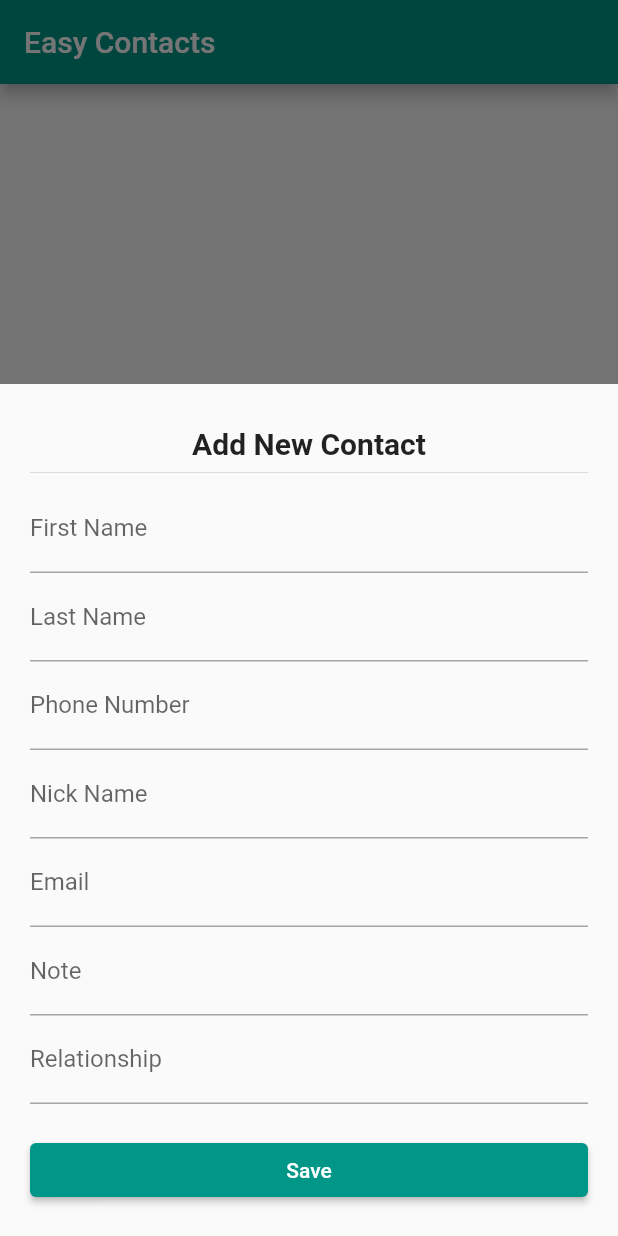
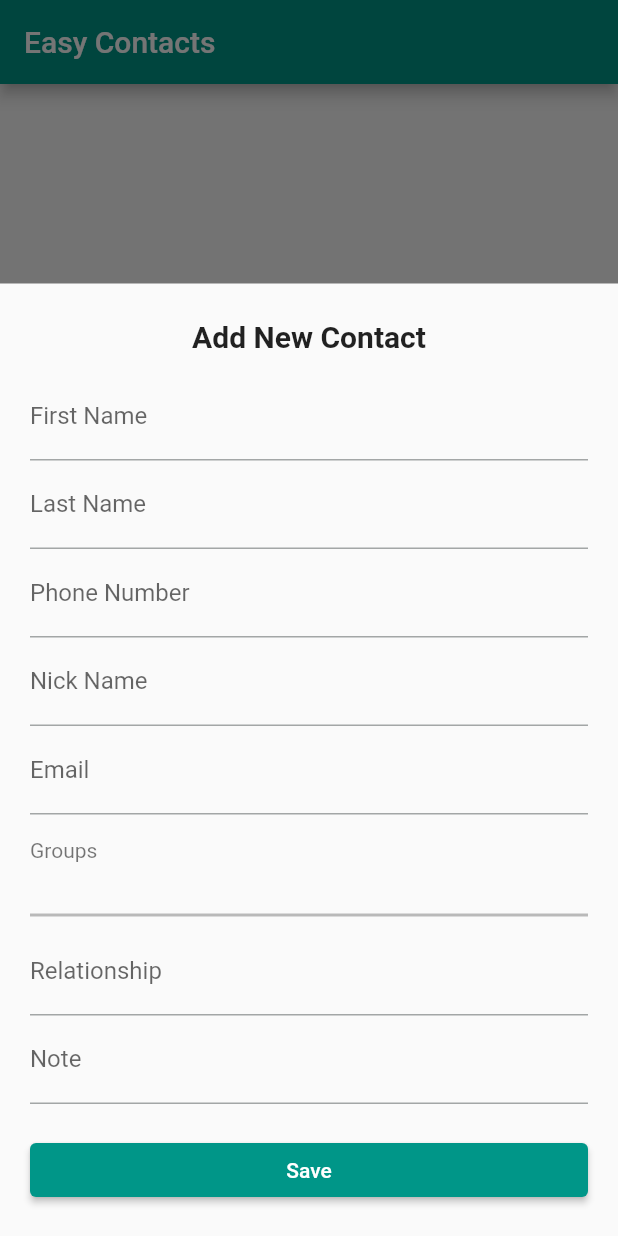
Before and after one commit to sharmadhiraj/Easy-Contacts, a Flutter app: the screen it shows after launch, after a tap on the "add" icon, on a phone screen of 412 x 824 dp. Run offline on Flutter 3.47's test engine with Material 3 defaults, Android fonts, the light colour scheme and no system bars; our stand-ins replace fluttertoast, get_it, go_router, hive_flutter, stacked; accounts and stored records are empty.

Commit message:
Implement groups feature.

```diff
--- a/lib/app/hive.dart
+++ b/lib/app/hive.dart
@@ -1,9 +1,11 @@
-import 'package:easy_contacts/models/contact.adapter.dart';
+import 'package:easy_contacts/models/contact.dart';
+import 'package:easy_contacts/models/group.dart';
 import 'package:easy_contacts/utils/constant.dart';
 import 'package:hive_flutter/hive_flutter.dart';
 
 Future<void> initHive() async {
   await Hive.initFlutter();
   Hive.registerAdapter(ContactAdapter());
+  Hive.registerAdapter(GroupAdapter());
   await Hive.openBox(Constant.contactsHiveBoxName);
 }
--- a/lib/app/locator.dart
+++ b/lib/app/locator.dart
@@ -1,5 +1,7 @@
 import 'package:easy_contacts/services/contacts.service.dart';
+import 'package:easy_contacts/services/groups.service.dart';
 import 'package:easy_contacts/view_models/contacts.viewmodel.dart';
+import 'package:easy_contacts/view_models/groups.viewmodel.dart';
 import 'package:get_it/get_it.dart';
 
 final GetIt locator = GetIt.instance;
@@ -7,4 +9,6 @@ final GetIt locator = GetIt.instance;
 void setupLocator() {
   locator.registerLazySingleton(() => ContactsService());
   locator.registerLazySingleton(() => ContactsViewModel());
+  locator.registerLazySingleton(() => GroupsService());
+  locator.registerLazySingleton(() => GroupsViewModel());
 }
--- a/lib/app/route.dart
+++ b/lib/app/route.dart
@@ -1,5 +1,6 @@
 import 'package:easy_contacts/ui/screens/contact_detail.dart';
 import 'package:easy_contacts/ui/screens/contacts.dart';
+import 'package:easy_contacts/ui/screens/groups.dart';
 import 'package:go_router/go_router.dart';
 
 class AppRouter {
@@ -18,6 +19,11 @@ class AppRouter {
           id: state.extra as String,
         ),
       ),
+      GoRoute(
+        name: AppRoute.groups.name,
+        path: AppRoute.groups.path,
+        builder: (context, state) => const GroupsScreen(),
+      ),
     ],
   );
 
@@ -32,6 +38,10 @@ enum AppRoute {
   contactDetail(
     name: "contact_detail",
     path: "/contact_detail",
+  ),
+  groups(
+    name: "groups",
+    path: "/groups",
   );
 
   const AppRoute({required this.name, required this.path});
--- a/lib/app/theme.dart
+++ b/lib/app/theme.dart
@@ -2,7 +2,6 @@ import 'package:easy_contacts/utils/constant.dart';
 import 'package:flutter/material.dart';
 
 ThemeData buildThemeData() {
-  //TODO implement dark theme feature
   return ThemeData(
     colorScheme: ColorScheme.fromSeed(
       seedColor: Constant.primaryColor,
--- /dev/null
+++ b/lib/models/group.dart
@@ -0,0 +1,30 @@
+import 'package:hive_flutter/hive_flutter.dart';
+
+class Group {
+  final String id;
+  String name;
+
+  Group({
+    required this.id,
+    required this.name,
+  });
+}
+
+class GroupAdapter extends TypeAdapter<Group> {
+  @override
+  final int typeId = 2;
+
+  @override
+  Group read(BinaryReader reader) {
+    return Group(
+      id: reader.readString(),
+      name: reader.readString(),
+    );
+  }
+
+  @override
+  void write(BinaryWriter writer, Group obj) {
+    writer.writeString(obj.id);
+    writer.writeString(obj.name);
+  }
+}
--- /dev/null
+++ b/lib/services/groups.service.dart
@@ -0,0 +1,35 @@
+import 'package:easy_contacts/models/group.dart';
+import 'package:easy_contacts/utils/constant.dart';
+import 'package:hive_flutter/hive_flutter.dart';
+import 'package:stacked/stacked.dart';
+
+class GroupsService with ListenableServiceMixin {
+  final _groups = ReactiveValue<List<Group>>(
+    Hive.box(Constant.contactsHiveBoxName).get(
+      Constant.groupsHiveKeyName,
+      defaultValue: [],
+    ).cast<Group>(),
+  );
+
+  List<Group> get groups => _groups.value;
+
+  GroupsService() {
+    listenToReactiveValues([_groups]);
+  }
+
+  void _saveToHive() => Hive.box(Constant.contactsHiveBoxName)
+      .put(Constant.groupsHiveKeyName, _groups.value);
+
+  void newGroup(Group group) {
+    _groups.value.add(group);
+    _saveToHive();
+    notifyListeners();
+  }
+
+  List<Group> getGroupByIds(List<String> ids) {
+    final List<Group> selectedGroups =
+        _groups.value.where((group) => ids.contains(group.id)).toList();
+    selectedGroups.sort((a, b) => a.name.compareTo(b.name));
+    return selectedGroups;
+  }
+}
--- a/lib/ui/screens/contacts.dart
+++ b/lib/ui/screens/contacts.dart
@@ -2,6 +2,7 @@ import 'package:easy_contacts/app/locator.dart';
 import 'package:easy_contacts/app/route.dart';
 import 'package:easy_contacts/models/contact.dart';
 import 'package:easy_contacts/ui/widgets/add_edit_contact.dart';
+import 'package:easy_contacts/ui/widgets/empty_list_label.dart';
 import 'package:easy_contacts/ui/widgets/search_input.dart';
 import 'package:easy_contacts/utils/constant.dart';
 import 'package:easy_contacts/view_models/contacts.viewmodel.dart';
@@ -45,30 +46,16 @@ class ContactsScreen extends StatelessWidget {
   }
 
   Widget _buildNoContacts() {
-    return const Center(
-      child: Padding(
-        padding: EdgeInsets.all(16),
-        child: Text(
-          "You currently have no contacts.\n"
+    return const EmptyListLabel(
+      message: "You currently have no contacts.\n"
           "Tap the '+' button in the bottom corner to create a new contact.",
-          textAlign: TextAlign.center,
-          style: TextStyle(color: Colors.grey),
-        ),
-      ),
     );
   }
 
   Widget _buildNoResults() {
-    return const Center(
-      child: Padding(
-        padding: EdgeInsets.all(16),
-        child: Text(
-          "Your search returned no contacts.\n"
+    return const EmptyListLabel(
+      message: "Your search returned no contacts.\n"
           "Please try searching with a different name.",
-          textAlign: TextAlign.center,
-          style: TextStyle(color: Colors.grey),
-        ),
-      ),
     );
   }
 
--- a/lib/ui/widgets/add_edit_contact.dart
+++ b/lib/ui/widgets/add_edit_contact.dart
@@ -1,9 +1,13 @@
 import 'package:easy_contacts/app/locator.dart';
+import 'package:easy_contacts/app/route.dart';
 import 'package:easy_contacts/models/contact.dart';
 import 'package:easy_contacts/utils/common.dart';
 import 'package:easy_contacts/utils/toast.dart';
 import 'package:easy_contacts/view_models/contacts.viewmodel.dart';
+import 'package:easy_contacts/view_models/groups.viewmodel.dart';
 import 'package:flutter/material.dart';
+import 'package:go_router/go_router.dart';
+import 'package:stacked/stacked.dart';
 
 class AddEditContactWidget extends StatefulWidget {
   const AddEditContactWidget({this.contact, Key? key}) : super(key: key);
@@ -31,8 +35,8 @@ class _AddEditContactWidgetState extends State<AddEditContactWidget> {
   final TextEditingController _phoneController = TextEditingController();
   final TextEditingController _nickNameController = TextEditingController();
   final TextEditingController _emailController = TextEditingController();
+  final TextEditingController _relationshipController = TextEditingController();
   final TextEditingController _noteController = TextEditingController();
-  final TextEditingController _relationshipController = TextEditingController();
 
   @override
   void initState() {
@@ -50,17 +54,17 @@ class _AddEditContactWidgetState extends State<AddEditContactWidget> {
           crossAxisAlignment: CrossAxisAlignment.stretch,
           mainAxisSize: MainAxisSize.min,
           children: [
-            const SizedBox(height: 8),
-            const Center(
+            const SizedBox(height: 4),
+            Center(
               child: Text(
-                "Add New Contact",
-                style: TextStyle(
+                widget.contact == null ? "Add New Contact" : "Update Contact",
+                style: const TextStyle(
                   fontSize: 20,
                   fontWeight: FontWeight.bold,
                 ),
               ),
             ),
-            const Divider(),
+            const SizedBox(height: 12),
             TextFormField(
               controller: _firstNameController,
               keyboardType: TextInputType.name,
@@ -89,17 +93,18 @@ class _AddEditContactWidgetState extends State<AddEditContactWidget> {
               keyboardType: TextInputType.emailAddress,
               decoration: const InputDecoration(labelText: "Email"),
             ),
+            _buildGroupSelector(),
+            TextFormField(
+              controller: _relationshipController,
+              keyboardType: TextInputType.text,
+              textCapitalization: TextCapitalization.words,
+              decoration: const InputDecoration(labelText: "Relationship"),
+            ),
             TextFormField(
               controller: _noteController,
               keyboardType: TextInputType.text,
               textCapitalization: TextCapitalization.sentences,
               decoration: const InputDecoration(labelText: "Note"),
-            ),
-            TextFormField(
-              controller: _relationshipController,
-              keyboardType: TextInputType.text,
-              textCapitalization: TextCapitalization.words,
-              decoration: const InputDecoration(labelText: "Relationship"),
             ),
             const SizedBox(height: 20),
             ElevatedButton(
@@ -112,7 +117,46 @@ class _AddEditContactWidgetState extends State<AddEditContactWidget> {
     );
   }
 
+  Widget _buildGroupSelector() {
+    return ViewModelBuilder<GroupsViewModel>.reactive(
+      viewModelBuilder: () => locator<GroupsViewModel>(),
+      disposeViewModel: false,
+      builder: (context, model, _) {
+        return GestureDetector(
+          onTap: () => context.pushNamed(AppRoute.groups.name),
+          child: Column(
+            crossAxisAlignment: CrossAxisAlignment.stretch,
+            children: [
+              const SizedBox(height: 16),
+              const Text(
+                "Groups",
+                style: TextStyle(
+                  color: Colors.black54,
+                ),
+              ),
+              Padding(
+                padding: const EdgeInsets.symmetric(vertical: 4),
+                child: Text(
+                  model
+                      .getSelectedGroups()
+                      .map((group) => group.name)
+                      .join(", "),
+                  style: const TextStyle(fontSize: 16),
+                ),
+              ),
+              const Divider(
+                thickness: 2,
+                color: Colors.black26,
+              ),
+            ],
+          ),
+        );
+      },
+    );
+  }
+
   void _populateData() {
+    locator<GroupsViewModel>().setSelectedIds(widget.contact?.groups ?? []);
     if (widget.contact == null) return;
     _firstNameController.text = widget.contact!.firstName;
     _lastNameController.text = widget.contact!.lastName;
@@ -120,6 +164,7 @@ class _AddEditContactWidgetState extends State<AddEditContactWidget> {
     _nickNameController.text = widget.contact!.nickName;
     _emailController.text = widget.contact!.email;
     _relationshipController.text = widget.contact!.relationship;
+    _noteController.text = widget.contact!.note;
   }
 
   void _saveContact(BuildContext context) {
@@ -131,7 +176,7 @@ class _AddEditContactWidgetState extends State<AddEditContactWidget> {
         phoneNo: _phoneController.text,
         nickName: _nickNameController.text,
         email: _emailController.text,
-        groups: [],
+        groups: locator<GroupsViewModel>().getSelectedIds(),
         note: _noteController.text,
         relationship: _relationshipController.text,
       );
@@ -162,8 +207,8 @@ class _AddEditContactWidgetState extends State<AddEditContactWidget> {
     _phoneController.dispose();
     _nickNameController.dispose();
     _emailController.dispose();
+    _relationshipController.dispose();
     _noteController.dispose();
-    _relationshipController.dispose();
     super.dispose();
   }
 }
--- /dev/null
+++ b/lib/ui/widgets/empty_list_label.dart
@@ -0,0 +1,24 @@
+import 'package:flutter/material.dart';
+
+class EmptyListLabel extends StatelessWidget {
+  const EmptyListLabel({required this.message, super.key});
+
+  final String message;
+
+  @override
+  Widget build(BuildContext context) {
+    return Center(
+      child: Padding(
+        padding: const EdgeInsets.all(16),
+        child: Text(
+          message,
+          textAlign: TextAlign.center,
+          style: const TextStyle(
+            color: Colors.grey,
+            fontSize: 16,
+          ),
+        ),
+      ),
+    );
+  }
+}
--- a/lib/utils/common.dart
+++ b/lib/utils/common.dart
@@ -17,4 +17,8 @@ class CommonUtil {
       debugPrint("Exception while launching url: $e");
     }
   }
+
+  static void hideKeypad() {
+    FocusManager.instance.primaryFocus?.unfocus();
+  }
 }
--- a/lib/utils/constant.dart
+++ b/lib/utils/constant.dart
@@ -5,4 +5,5 @@ class Constant {
   static const Color primaryColor = Colors.teal;
   static const String contactsHiveBoxName = "contacts";
   static const String contactsHiveKeyName = "contacts";
+  static const String groupsHiveKeyName = "groups";
 }
--- /dev/null
+++ b/lib/view_models/groups.viewmodel.dart
@@ -0,0 +1,59 @@
+import 'package:collection/collection.dart';
+import 'package:easy_contacts/app/locator.dart';
+import 'package:easy_contacts/models/group.dart';
+import 'package:easy_contacts/services/groups.service.dart';
+import 'package:stacked/stacked.dart';
+
+class GroupsViewModel extends ReactiveViewModel {
+  final GroupsService _groupsService = locator<GroupsService>();
+
+  List<String> _selectedIds = [];
+
+  List<String> getSelectedIds() => _selectedIds;
+
+  void setSelectedIds(List<String> selectIds) {
+    _selectedIds = selectIds;
+    notifyListeners();
+  }
+
+  void toggleSelectedId(String groupId) {
+    if (_selectedIds.contains(groupId)) {
+      _selectedIds.remove(groupId);
+    } else {
+      _selectedIds.add(groupId);
+    }
+    notifyListeners();
+  }
+
+  bool isSelectedGroup(Group group) {
+    return _selectedIds.contains(group.id);
+  }
+
+  bool groupAlreadyExists(String groupName) {
+    return _groupsService.groups
+            .firstWhereOrNull((group) => group.name == groupName) !=
+        null;
+  }
+
+  List<Group> getSelectedGroups() {
+    return _groupsService.getGroupByIds(_selectedIds);
+  }
+
+  List<Group> getGroups() {
+    final List<Group> groups = _groupsService.groups;
+    groups.sort((a, b) => a.name.compareTo(b.name));
+    return groups;
+  }
+
+  bool hasGroups() {
+    return _groupsService.groups.isNotEmpty;
+  }
+
+  void newGroup(Group group) {
+    _groupsService.newGroup(group);
+    toggleSelectedId(group.id);
+  }
+
+  @override
+  List<ListenableServiceMixin> get listenableServices => [_groupsService];
+}
```
Also changed, not shown: lib/models/contact.adapter.dart (deleted, +0 -35 lines), lib/models/contact.dart (+35 -0 lines), lib/ui/screens/contact_detail.dart (+12 -3 lines), lib/ui/screens/groups.dart (added, +127 -0 lines).
